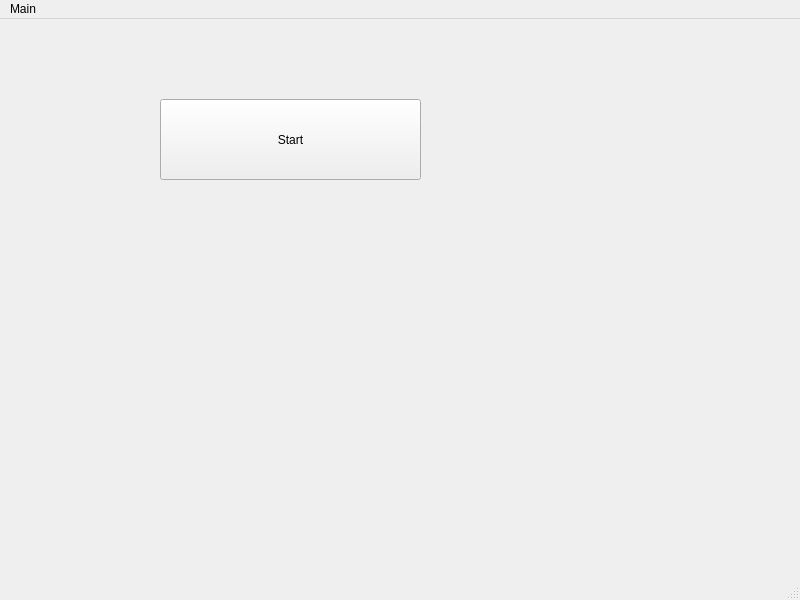
Qt form GUI/Gui/src/mainwindow.ui (oscell/Track-Record) before a commit.
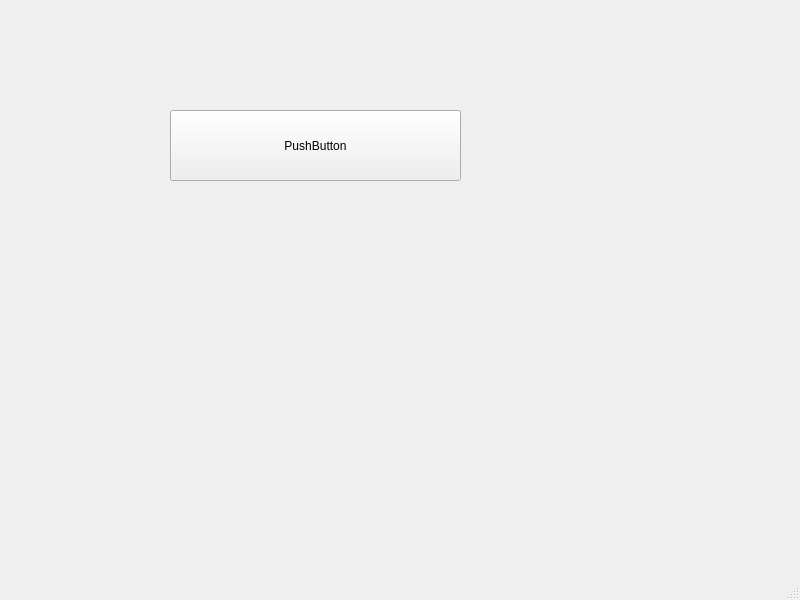
The same form after that commit.

Patch:
```diff
--- a/GUI/Gui/src/mainwindow.ui
+++ b/GUI/Gui/src/mainwindow.ui
@@ -17,14 +17,14 @@
    <widget class="QPushButton" name="pushButton">
     <property name="geometry">
      <rect>
-      <x>160</x>
-      <y>80</y>
-      <width>261</width>
-      <height>81</height>
+      <x>170</x>
+      <y>110</y>
+      <width>291</width>
+      <height>71</height>
      </rect>
     </property>
     <property name="text">
-     <string>Start</string>
+     <string>PushButton</string>
     </property>
    </widget>
   </widget>
@@ -37,12 +37,6 @@
      <height>20</height>
     </rect>
    </property>
-   <widget class="QMenu" name="menuasjh">
-    <property name="title">
-     <string>Main</string>
-    </property>
-   </widget>
-   <addaction name="menuasjh"/>
   </widget>
   <widget class="QStatusBar" name="statusbar"/>
  </widget>
```
